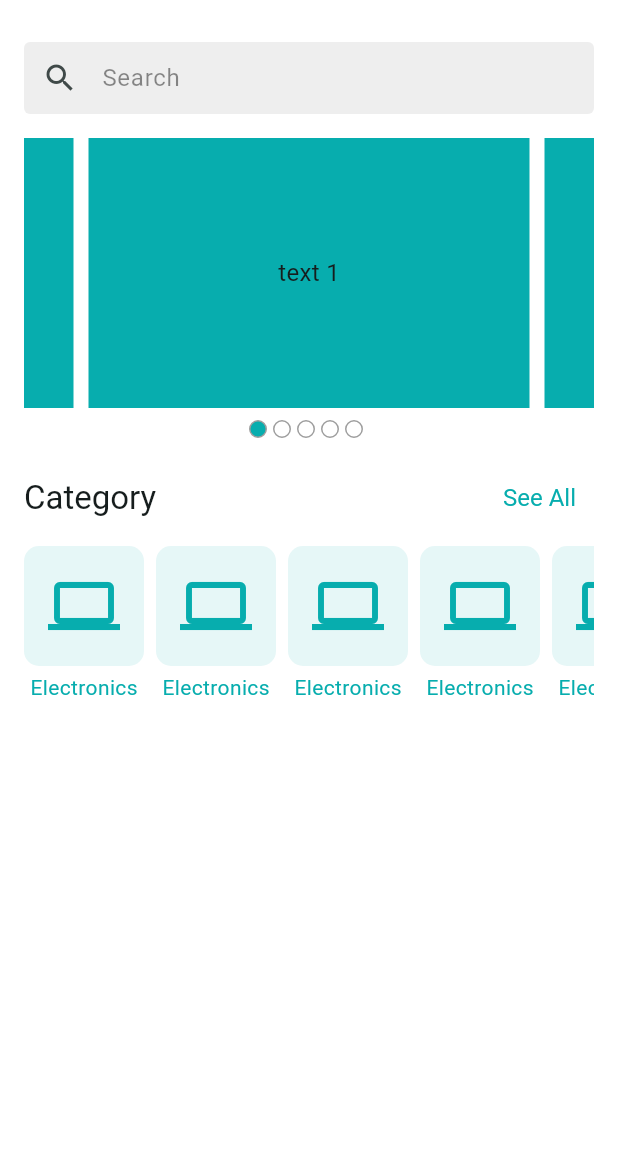
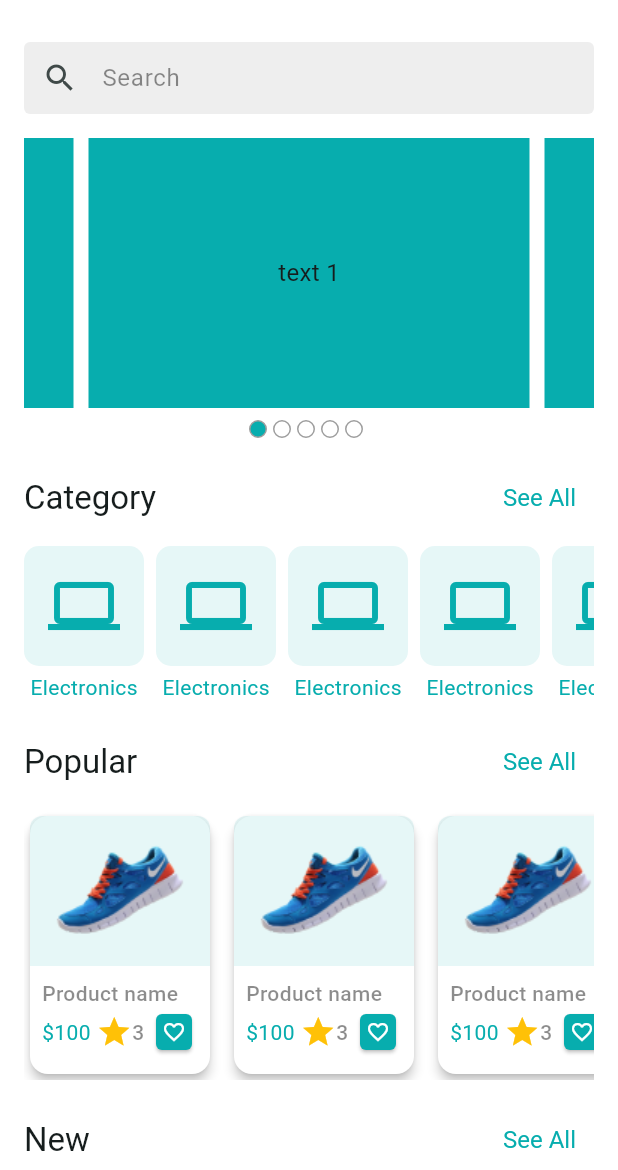
Before and after one commit to dev-asib/Crafty-Bay, a Flutter app: the screen it shows after launch, on a phone screen of 412 x 824 dp, the part 66-1236 px from its top. Run offline on Flutter 3.47's test engine with Material 3 defaults, Android fonts, the phone set to English and light mode, and no system bars; drawn by our look-alikes of carousel_slider; our stand-ins replace flutter_svg, get, pin_code_fields.

Commit message:
Updated Home (Polular, New and Special Section) & Category List Screen

```diff
--- /dev/null
+++ b/lib/Presentation/ui/screens/category_list_screen.dart
@@ -0,0 +1,28 @@
+import 'package:crafty_bay/Presentation/ui/widgets/category_card.dart';
+import 'package:flutter/material.dart';
+
+class CategoryListScreen extends StatelessWidget {
+  const CategoryListScreen({super.key});
+
+  @override
+  Widget build(BuildContext context) {
+    return Scaffold(
+      appBar: AppBar(
+        title: const Text("Categories"),
+      ),
+      body: GridView.builder(
+        itemCount: 20,
+        gridDelegate: const SliverGridDelegateWithFixedCrossAxisCount(
+          crossAxisCount: 4,
+          childAspectRatio: 0.75,
+        ),
+        itemBuilder: (context, index) {
+          return const CategoryCard(
+            iconData: Icons.computer,
+            label: "Electronics",
+          );
+        },
+      ),
+    );
+  }
+}
--- a/lib/Presentation/ui/screens/home_screen.dart
+++ b/lib/Presentation/ui/screens/home_screen.dart
@@ -1,11 +1,7 @@
-import 'package:crafty_bay/Presentation/ui/utils/app_colors.dart';
-import 'package:crafty_bay/Presentation/ui/utils/assets_path.dart';
-import 'package:crafty_bay/Presentation/ui/widgets/app_bar_icon_button.dart';
-import 'package:crafty_bay/Presentation/ui/widgets/home_banner_slider.dart';
-import 'package:crafty_bay/Presentation/ui/widgets/search_text_field.dart';
-import 'package:crafty_bay/Presentation/ui/widgets/section_header.dart';
+import 'package:crafty_bay/Presentation/ui/screens/category_list_screen.dart';
+import 'package:crafty_bay/Presentation/ui/widgets/widgets.dart';
 import 'package:flutter/material.dart';
-import 'package:flutter_svg/flutter_svg.dart';
+import 'package:get/get.dart';
 
 class HomeScreen extends StatefulWidget {
   const HomeScreen({super.key});
@@ -19,7 +15,8 @@ class _HomeScreenState extends State<HomeScreen> {
   Widget build(BuildContext context) {
     return Scaffold(
       appBar: _buildAppBar(),
-      body: Padding(
+      body: SingleChildScrollView(
+        child: Padding(
           padding: const EdgeInsets.symmetric(horizontal: 16.0),
           child: Column(
             children: [
@@ -28,9 +25,14 @@ class _HomeScreenState extends State<HomeScreen> {
               const SizedBox(height: 16),
               const HomeBannerSlider(),
               const SizedBox(height: 16),
-            SectionHeader(title: 'Category', onTap: () {}),
               _buildCategoriesSection(),
+              _buildPopularProductSection(),
+              const SizedBox(height: 16),
+              _buildNewProductSection(),
+              const SizedBox(height: 16),
+              _buildSpecialProductSection(),
             ],
+          ),
         ),
       ),
     );
@@ -39,66 +41,75 @@ class _HomeScreenState extends State<HomeScreen> {
   Widget _buildCategoriesSection() {
     return Column(
       children: [
+        SectionHeader(
+            title: 'Category',
+            onTap: () {
+              Get.to(() => const CategoryListScreen());
+            }),
         const SizedBox(height: 8),
-        SizedBox(
-          height: 140,
-          child: _buildCategoryListView(),
+        const SizedBox(
+          height: 120,
+          child: HorizontalCategoryListView(),
         ),
       ],
     );
   }
 
-  Widget _buildCategoryListView() {
-    return ListView.separated(
-      scrollDirection: Axis.horizontal,
-      itemCount: 10,
-      itemBuilder: (context, index) {
+  Widget _buildPopularProductSection() {
     return Column(
       children: [
-            Container(
-              padding: const EdgeInsets.all(16),
-              decoration: BoxDecoration(
-                color: AppColors.themeColor.withOpacity(0.1),
-                borderRadius: BorderRadius.circular(10),
-              ),
-              child: const Icon(
-                Icons.computer,
-                size: 48,
-                color: AppColors.themeColor,
-              ),
-            ),
-            const SizedBox(height: 4),
-            const Text(
-              "Electronics",
-              style: TextStyle(
-                color: AppColors.themeColor,
-              ),
+        SectionHeader(title: 'Popular', onTap: () {}),
+        const SizedBox(height: 8),
+        const SizedBox(
+          height: 180,
+          child: HorizontalProductListView(),
         ),
       ],
     );
-      },
-      separatorBuilder: (_, __) {
-        return const SizedBox(width: 8);
-      },
+  }
+
+  Widget _buildNewProductSection() {
+    return Column(
+      children: [
+        SectionHeader(title: 'New', onTap: () {}),
+        const SizedBox(height: 8),
+        const SizedBox(
+          height: 180,
+          child: HorizontalProductListView(),
+        ),
+      ],
+    );
+  }
+
+  Widget _buildSpecialProductSection() {
+    return Column(
+      children: [
+        SectionHeader(title: 'Special', onTap: () {}),
+        const SizedBox(height: 8),
+        const SizedBox(
+          height: 180,
+          child: HorizontalProductListView(),
+        ),
+      ],
     );
   }
 
   AppBar _buildAppBar() {
     return AppBar(
       backgroundColor: Colors.white,
-      title: SvgPicture.asset(AssetsPath.appLogoNav),
+      title: const AppLogoNavWidget(),
       actions: [
-        AppBarIconButton(
+        AppBarIcon(
           iconData: Icons.person,
           onTap: () {},
         ),
         const SizedBox(width: 8),
-        AppBarIconButton(
+        AppBarIcon(
           iconData: Icons.call,
           onTap: () {},
         ),
         const SizedBox(width: 8),
-        AppBarIconButton(
+        AppBarIcon(
           iconData: Icons.notifications_active_outlined,
           onTap: () {},
         ),
--- a/lib/Presentation/ui/utils/assets_path.dart
+++ b/lib/Presentation/ui/utils/assets_path.dart
@@ -6,5 +6,6 @@ class AssetsPath {
 
   static const String appLogo = '$_images/logo.svg';
   static const String appLogoNav = '$_images/logo_nav.svg';
+  static const String dummyImage = '$_images/shoe.png';
 
 }
--- /dev/null
+++ b/lib/Presentation/ui/widgets/category_card.dart
@@ -0,0 +1,40 @@
+import 'package:crafty_bay/Presentation/ui/utils/app_colors.dart';
+import 'package:flutter/material.dart';
+
+class CategoryCard extends StatelessWidget {
+  const CategoryCard({
+    super.key,
+    required this.iconData,
+    required this.label,
+  });
+
+  final IconData iconData;
+  final String label;
+
+  @override
+  Widget build(BuildContext context) {
+    return Column(
+      children: [
+        Container(
+          padding: const EdgeInsets.all(16),
+          decoration: BoxDecoration(
+            color: AppColors.themeColor.withOpacity(0.1),
+            borderRadius: BorderRadius.circular(10),
+          ),
+          child: Icon(
+            iconData,
+            size: 48,
+            color: AppColors.themeColor,
+          ),
+        ),
+        const SizedBox(height: 4),
+        Text(
+          label,
+          style: const TextStyle(
+            color: AppColors.themeColor,
+          ),
+        ),
+      ],
+    );
+  }
+}
--- a/lib/Presentation/ui/widgets/app_bar_icon_button.dart
+++ b/lib/Presentation/ui/widgets/home/app_bar_icon.dart
@@ -1,8 +1,8 @@
 import 'package:crafty_bay/Presentation/ui/utils/app_colors.dart';
 import 'package:flutter/material.dart';
 
-class AppBarIconButton extends StatelessWidget {
-  const AppBarIconButton({
+class AppBarIcon extends StatelessWidget {
+  const AppBarIcon({
     super.key,
     required this.onTap,
     required this.iconData,
--- /dev/null
+++ b/lib/Presentation/ui/widgets/home/app_logo_nav_widget.dart
@@ -0,0 +1,14 @@
+import 'package:crafty_bay/Presentation/ui/utils/assets_path.dart';
+import 'package:flutter/material.dart';
+import 'package:flutter_svg/flutter_svg.dart';
+
+class AppLogoNavWidget extends StatelessWidget {
+  const AppLogoNavWidget({
+    super.key,
+  });
+
+  @override
+  Widget build(BuildContext context) {
+    return SvgPicture.asset(AssetsPath.appLogoNav);
+  }
+}
--- /dev/null
+++ b/lib/Presentation/ui/widgets/home/horizontal_category_list_view.dart
@@ -0,0 +1,25 @@
+import 'package:crafty_bay/Presentation/ui/widgets/category_card.dart';
+import 'package:flutter/material.dart';
+
+class HorizontalCategoryListView extends StatelessWidget {
+  const HorizontalCategoryListView({
+    super.key,
+  });
+
+  @override
+  Widget build(BuildContext context) {
+    return ListView.separated(
+      scrollDirection: Axis.horizontal,
+      itemCount: 10,
+      itemBuilder: (context, index) {
+        return const CategoryCard(
+          iconData: Icons.computer,
+          label: "Electronics",
+        );
+      },
+      separatorBuilder: (_, __) {
+        return const SizedBox(width: 8);
+      },
+    );
+  }
+}
--- /dev/null
+++ b/lib/Presentation/ui/widgets/home/horizontal_product_list_view.dart
@@ -0,0 +1,22 @@
+import 'package:crafty_bay/Presentation/ui/widgets/product_card.dart';
+import 'package:flutter/material.dart';
+
+class HorizontalProductListView extends StatelessWidget {
+  const HorizontalProductListView({
+    super.key,
+  });
+
+  @override
+  Widget build(BuildContext context) {
+    return ListView.separated(
+      scrollDirection: Axis.horizontal,
+      itemCount: 10,
+      itemBuilder: (context, index) {
+        return const ProductCard();
+      },
+      separatorBuilder: (_, __) {
+        return const SizedBox(width: 8);
+      },
+    );
+  }
+}
--- /dev/null
+++ b/lib/Presentation/ui/widgets/product_card.dart
@@ -0,0 +1,95 @@
+import 'package:crafty_bay/Presentation/ui/utils/app_colors.dart';
+import 'package:crafty_bay/Presentation/ui/utils/assets_path.dart';
+import 'package:flutter/material.dart';
+
+class ProductCard extends StatelessWidget {
+  const ProductCard({
+    super.key,
+  });
+
+  @override
+  Widget build(BuildContext context) {
+    return Card(
+      color: Colors.white,
+      elevation: 3,
+      child: SizedBox(
+        width: 120,
+        child: Column(
+          children: [
+            Container(
+              width: 120,
+              height: 100,
+              padding: const EdgeInsets.all(16),
+              decoration: BoxDecoration(
+                color: AppColors.themeColor.withOpacity(0.1),
+                borderRadius: const BorderRadius.only(
+                  topLeft: Radius.circular(8),
+                  topRight: Radius.circular(8),
+                ),
+                image: const DecorationImage(
+                  image: AssetImage(AssetsPath.dummyImage),
+                  fit: BoxFit.scaleDown,
+                ),
+              ),
+            ),
+            Padding(
+              padding: const EdgeInsets.all(8.0),
+              child: Column(
+                crossAxisAlignment: CrossAxisAlignment.start,
+                children: [
+                  const Text(
+                    'Product name',
+                    style: TextStyle(
+                      color: Colors.black45,
+                      fontWeight: FontWeight.w500,
+                    ),
+                  ),
+                  Row(
+                    mainAxisAlignment: MainAxisAlignment.spaceBetween,
+                    children: [
+                      const Text(
+                        "\$100",
+                        style: TextStyle(
+                          color: AppColors.themeColor,
+                        ),
+                      ),
+                      const Wrap(
+                        crossAxisAlignment: WrapCrossAlignment.center,
+                        children: [
+                          Icon(
+                            Icons.star,
+                            color: Colors.amber,
+                          ),
+                          Text(
+                            "3",
+                            style: TextStyle(
+                              color: Colors.black45,
+                              fontWeight: FontWeight.w500,
+                            ),
+                          ),
+                        ],
+                      ),
+                      Card(
+                        color: AppColors.themeColor,
+                        shape: RoundedRectangleBorder(
+                            borderRadius: BorderRadius.circular(4)),
+                        child: const Padding(
+                          padding: EdgeInsets.all(4.0),
+                          child: Icon(
+                            Icons.favorite_outline,
+                            color: Colors.white,
+                            size: 16,
+                          ),
+                        ),
+                      )
+                    ],
+                  )
+                ],
+              ),
+            )
+          ],
+        ),
+      ),
+    );
+  }
+}
--- /dev/null
+++ b/lib/Presentation/ui/widgets/widgets.dart
@@ -0,0 +1,10 @@
+export 'home/app_bar_icon.dart';
+export 'home/horizontal_category_list_view.dart';
+export 'home/horizontal_product_list_view.dart';
+export 'home/search_text_field.dart';
+export 'home/section_header.dart';
+export 'home/app_logo_nav_widget.dart';
+export 'app_logo_widget.dart';
+export 'category_card.dart';
+export 'home_banner_slider.dart';
+export 'product_card.dart';
--- a/lib/app/app_themes.dart
+++ b/lib/app/app_themes.dart
@@ -6,13 +6,14 @@ class AppThemes {
     return ThemeData(
       colorSchemeSeed: AppColors.themeColor,
       scaffoldBackgroundColor: AppColors.whiteColor,
-      progressIndicatorTheme: progressIndicatorThemeData(),
+      progressIndicatorTheme: _progressIndicatorThemeData(),
       textTheme: TextTheme(
-        headlineLarge: headLineLargeTextStyle(),
+        headlineLarge: _headLineLargeTextStyle(),
       ),
-      inputDecorationTheme: inputDecorationTheme(),
-      elevatedButtonTheme: elevatedButtonThemeData(),
-      textButtonTheme: textButtonThemeData(),
+      inputDecorationTheme: _inputDecorationTheme(),
+      elevatedButtonTheme: _elevatedButtonThemeData(),
+      textButtonTheme: _textButtonThemeData(),
+      appBarTheme: _appBarTheme(),
     );
   }
 
@@ -20,17 +21,29 @@ class AppThemes {
     return ThemeData(
       colorSchemeSeed: AppColors.themeColor,
       scaffoldBackgroundColor: AppColors.whiteColor,
-      progressIndicatorTheme: progressIndicatorThemeData(),
+      progressIndicatorTheme: _progressIndicatorThemeData(),
       textTheme: TextTheme(
-        headlineLarge: headLineLargeTextStyle(),
+        headlineLarge: _headLineLargeTextStyle(),
       ),
-      inputDecorationTheme: inputDecorationTheme(),
-      elevatedButtonTheme: elevatedButtonThemeData(),
-      textButtonTheme: textButtonThemeData(),
+      inputDecorationTheme: _inputDecorationTheme(),
+      elevatedButtonTheme: _elevatedButtonThemeData(),
+      textButtonTheme: _textButtonThemeData(),
+      appBarTheme: _appBarTheme(),
     );
   }
 
-  static TextButtonThemeData textButtonThemeData() {
+  static AppBarTheme _appBarTheme() {
+    return const AppBarTheme(
+      backgroundColor: Colors.white,
+      titleTextStyle: TextStyle(
+        color: Colors.black,
+        fontWeight: FontWeight.w600,
+        fontSize: 20,
+      ),
+    );
+  }
+
+  static TextButtonThemeData _textButtonThemeData() {
     return TextButtonThemeData(
         style: TextButton.styleFrom(
           foregroundColor: AppColors.themeColor,
@@ -41,7 +54,7 @@ class AppThemes {
     );
   }
 
-  static ElevatedButtonThemeData elevatedButtonThemeData() {
+  static ElevatedButtonThemeData _elevatedButtonThemeData() {
     return ElevatedButtonThemeData(
       style: ElevatedButton.styleFrom(
         backgroundColor: AppColors.themeColor,
@@ -56,7 +69,7 @@ class AppThemes {
     );
   }
 
-  static InputDecorationTheme inputDecorationTheme() {
+  static InputDecorationTheme _inputDecorationTheme() {
     return InputDecorationTheme(
       border: _outlineInputBorder(),
       enabledBorder: _outlineInputBorder(),
@@ -77,14 +90,14 @@ class AppThemes {
     );
   }
 
-  static TextStyle headLineLargeTextStyle() {
+  static TextStyle _headLineLargeTextStyle() {
     return const TextStyle(
       fontSize: 32,
       fontWeight: FontWeight.bold,
     );
   }
 
-  static ProgressIndicatorThemeData progressIndicatorThemeData() {
+  static ProgressIndicatorThemeData _progressIndicatorThemeData() {
     return const ProgressIndicatorThemeData(
       color: AppColors.themeColor,
     );
```
Also changed, not shown: assets/images/shoe.png (added), lib/Presentation/ui/widgets/home/search_text_field.dart (renamed from lib/Presentation/ui/widgets/search_text_field.dart), lib/Presentation/ui/widgets/home/section_header.dart (renamed from lib/Presentation/ui/widgets/section_header.dart). Lines whose indentation alone changed are shown as unchanged.
